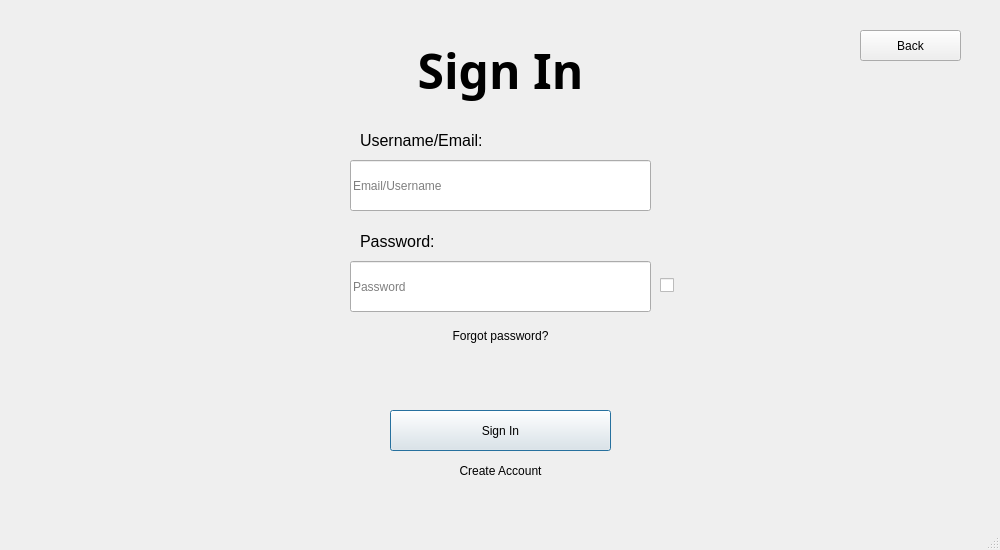
First picture: the form in Main/client/gui/ui/login.ui, repository SuperName3102/Final-Project, before the edit.
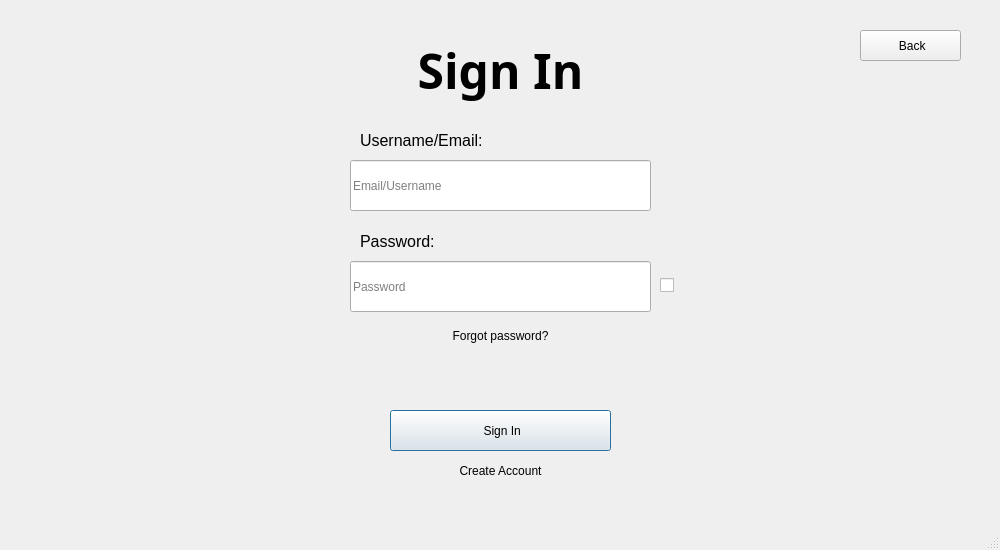
Second picture: the form after the edit.

```diff
--- a/Main/client/gui/ui/login.ui
+++ b/Main/client/gui/ui/login.ui
@@ -84,7 +84,7 @@
      <string notr="true"/>
     </property>
     <property name="text">
-     <string>Sign In</string>
+     <string> Sign In</string>
     </property>
     <property name="iconSize">
      <size>
@@ -147,7 +147,7 @@
      <string notr="true"/>
     </property>
     <property name="text">
-     <string>Back</string>
+     <string> Back</string>
     </property>
     <property name="iconSize">
      <size>
```
Left out of the diff: 3 changed lines with no effect on the pictures.
